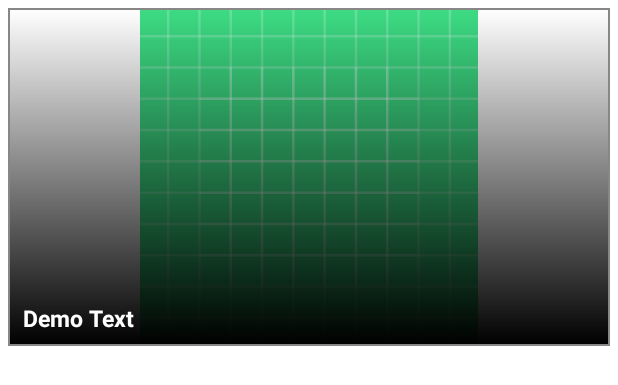
After one commit to AIprototype/GMBN-Demo, an Android app: the layout video_list_item.xml on its own in the app's theme, with its tools: preview values and no code run, on a phone screen of 412 x 824 dp. The commit adds this screen. Shown: the top 385 px of the screen. Run offline under Robolectric (Android 15) with nearby library versions, the phone set to English and light mode, and no system bars.

Commit message:
Loaded data, and shows the image thumbnail and title on list

```diff
--- /dev/null
+++ b/app/src/main/res/drawable/image_shadow.xml
@@ -0,0 +1,22 @@
+<?xml version="1.0" encoding="utf-8"?>
+<shape xmlns:android="http://schemas.android.com/apk/res/android"
+    android:shape="rectangle" >
+    <corners
+        android:radius="0dp"
+        />
+    <gradient
+        android:angle="270"
+        android:centerX="300%"
+        android:startColor="#00000000"
+        android:endColor="#FF000000"
+        android:type="linear"
+        />
+    <size
+        android:width="270dp"
+        android:height="60dp"
+        />
+    <stroke
+        android:width="1dp"
+        android:color="#878787"
+        />
+</shape>
--- /dev/null
+++ b/app/src/main/res/layout/video_list_item.xml
@@ -0,0 +1,56 @@
+<?xml version="1.0" encoding="utf-8"?>
+<layout xmlns:android="http://schemas.android.com/apk/res/android"
+    xmlns:app="http://schemas.android.com/apk/res-auto"
+    xmlns:tools="http://schemas.android.com/tools">
+
+    <data>
+
+        <variable
+            name="videoItemData"
+            type="com.example.gmbn.data.network.models.response.Item" />
+    </data>
+
+    <androidx.constraintlayout.widget.ConstraintLayout
+        android:layout_width="match_parent"
+        android:layout_height="wrap_content"
+        android:padding="5dp">
+
+        <ImageView
+            android:id="@+id/thumbnail_iv"
+            android:layout_width="match_parent"
+            android:layout_height="225dp"
+            app:layout_constraintBottom_toBottomOf="parent"
+            app:layout_constraintStart_toStartOf="parent"
+            app:layout_constraintTop_toTopOf="parent"
+            app:loadImage="@{videoItemData.snippet.thumbnails.medium.url}"
+            tools:src="@drawable/ic_launcher_background" />
+
+        <View
+            android:id="@+id/view"
+            android:layout_width="match_parent"
+            android:layout_height="225dp"
+            android:background="@drawable/image_shadow"
+            app:layout_constraintBottom_toBottomOf="parent"
+            app:layout_constraintEnd_toEndOf="parent"
+            app:layout_constraintStart_toStartOf="parent"
+            app:layout_constraintTop_toTopOf="parent" />
+
+        <TextView
+            android:id="@+id/video_title_tv"
+            android:layout_width="0dp"
+            android:textColor="@color/white"
+            android:layout_height="wrap_content"
+            android:layout_marginStart="10dp"
+            android:layout_marginEnd="10dp"
+            android:layout_marginBottom="8dp"
+            android:maxLines="2"
+            android:text="@{videoItemData.snippet.title}"
+            android:textSize="15sp"
+            android:textStyle="bold"
+            app:layout_constraintEnd_toEndOf="parent"
+            app:layout_constraintStart_toStartOf="parent"
+            app:layout_constraintBottom_toBottomOf="parent"
+            tools:text="Demo Text" />
+
+    </androidx.constraintlayout.widget.ConstraintLayout>
+</layout>
```
Also changed, not shown: app/src/main/java/com/example/gmbn/data/network/models/response/PlayListItemResponseModel.kt (+209 -8 lines), app/src/main/java/com/example/gmbn/ui/video_list/VideoDiffCallBack.kt (added, +14 -0 lines), app/src/main/java/com/example/gmbn/ui/video_list/VideoListActivity.kt (+21 -4 lines), app/src/main/java/com/example/gmbn/ui/video_list/VideoListAdapter.kt (added, +48 -0 lines), app/src/main/java/com/example/gmbn/ui/video_list/VideoListViewModel.kt (+8 -0 lines), app/src/main/java/com/example/gmbn/utils/ItemClickListener.kt (added, +11 -0 lines), app/src/main/res/layout/activity_video_list.xml (+9 -0 lines).
